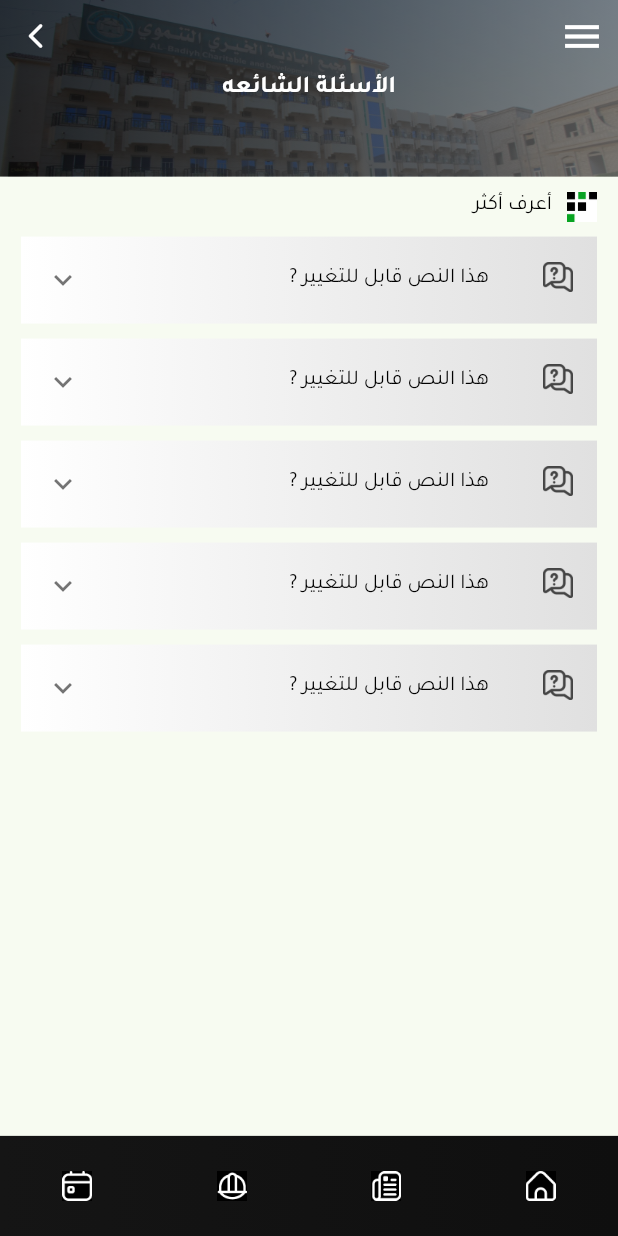
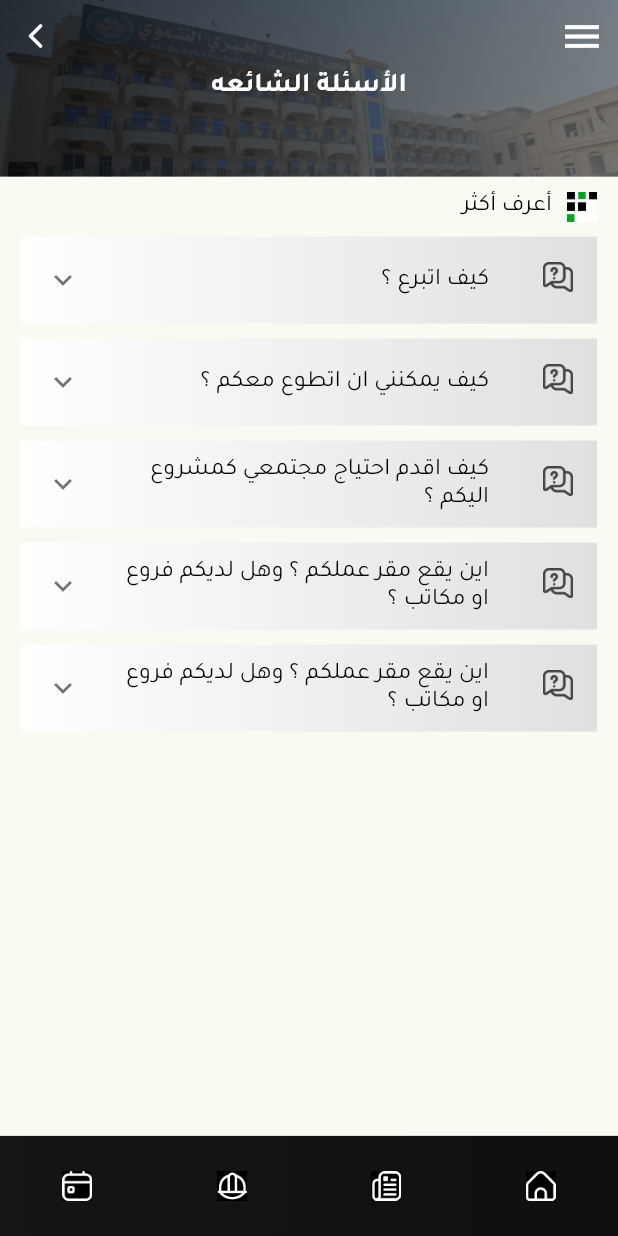
Before and after one commit to Abdulmajeed-98/badyh_cal, a Flutter app: the FaqScreen screen opened by its route, on a phone screen of 412 x 824 dp. Run offline on Flutter 3.47's test engine with Material 3 defaults, Android fonts, the light colour scheme and no system bars; our stand-ins replace another_flutter_splash_screen, dio, get, hijri, jiffy, webview_flutter; network calls fail.

Commit message:
add common quistion

```diff
--- /dev/null
+++ b/lib/core/constants/scaffold_key.dart
@@ -0,0 +1,5 @@
+import 'package:flutter/material.dart';
+
+class ScaffoldKey {
+  static final SK = GlobalKey<ScaffoldState>();
+}
--- a/lib/core/theme/app_theme.dart
+++ b/lib/core/theme/app_theme.dart
@@ -2,15 +2,15 @@ import 'package:flutter/material.dart';
 
 ThemeData appTheme = ThemeData(
   textTheme: TextTheme(
-      titleMedium: TextStyle(color: Colors.black, fontSize: 14),
-      titleSmall: TextStyle(color: Colors.green, fontSize: 12),
+      titleMedium: TextStyle(color: Colors.black, fontSize: 16), // 14 + 2
+      titleSmall: TextStyle(color: Colors.green, fontSize: 14),  // 12 + 2
       titleLarge: TextStyle(
-          color: Colors.black, fontWeight: FontWeight.bold, fontSize: 22),
+          color: Colors.black, fontWeight: FontWeight.bold, fontSize: 24), // 22 + 2
       headlineMedium: TextStyle(
-          color: Colors.white, fontSize: 16, fontWeight: FontWeight.bold),
-      bodyLarge: TextStyle(color: Colors.green, fontSize: 16),
-      bodyMedium: TextStyle(color: Colors.black, fontSize: 12),
-      bodySmall: TextStyle(color: Color(0xFF939393), fontSize: 8)),
+          color: Colors.white, fontSize: 18, fontWeight: FontWeight.bold), // 16 + 2
+      bodyLarge: TextStyle(color: Colors.green, fontSize: 18),  // 16 + 2
+      bodyMedium: TextStyle(color: Colors.black, fontSize: 14), // 12 + 2
+      bodySmall: TextStyle(color: Color(0xFF939393), fontSize: 10)),  // 8 + 2
   fontFamily: 'Tajawal',
   hoverColor: Color(0xFF09A223),
   listTileTheme: ListTileThemeData(
@@ -20,10 +20,9 @@ ThemeData appTheme = ThemeData(
     color: Color(0xFF09A223),
   ),
   expansionTileTheme: ExpansionTileThemeData(
-    iconColor:     Color(0xFF09A223),
-    textColor:     Color(0xFF09A223),
+    iconColor: Color(0xFF09A223),
+    textColor: Color(0xFF09A223),
   ),
-
-  colorSchemeSeed:     Color(0xFF09A223),
+  colorSchemeSeed: Color(0xFF09A223),
   useMaterial3: false,
 );
--- a/lib/core/views/screens/calendar_screen.dart
+++ b/lib/core/views/screens/calendar_screen.dart
@@ -1,3 +1,4 @@
+import 'package:badiyh_calendar/core/constants/scaffold_key.dart';
 import 'package:badiyh_calendar/core/model/bee_calendar.dart';
 import 'package:badiyh_calendar/core/model/months.dart';
 import 'package:badiyh_calendar/core/viewmodels/CalendarDateVM.dart';
@@ -23,7 +24,6 @@ import '../../model/stars.dart';
 class CalendarScreen extends StatelessWidget {
   CalendarScreen({super.key});
 
-  var scaffoldKey = GlobalKey<ScaffoldState>();
   SeasonVM sVM = SeasonVM();
   StarVM staVM = StarVM();
   MonthVM mvm = MonthVM();
@@ -51,7 +51,7 @@ class CalendarScreen extends StatelessWidget {
       child: SafeArea(
         child: Scaffold(
             drawer: AppDrawer(),
-            key: scaffoldKey,
+            key: ScaffoldKey.SK,
             bottomNavigationBar: CusBottomNaviBar(
               imgCal: Image.asset("assets/images/calendarBottomOn.png"),
             ),
@@ -80,7 +80,7 @@ class CalendarScreen extends StatelessWidget {
                                 color: Colors.black,
                               ),
                               onPressed: () =>
-                                  scaffoldKey.currentState!.openDrawer(),
+                                  ScaffoldKey.SK.currentState!.openDrawer(),
                             ),
                             const Text("التقويم",
                                 style: TextStyle(
--- a/lib/core/views/screens/eventsBadyh_screen.dart
+++ b/lib/core/views/screens/eventsBadyh_screen.dart
@@ -1,3 +1,4 @@
+import 'package:badiyh_calendar/core/constants/scaffold_key.dart';
 import 'package:badiyh_calendar/core/model/events_badyh.dart';
 import 'package:badiyh_calendar/core/viewmodels/events_badyh_VM.dart';
 import 'package:badiyh_calendar/core/views/Widget/cust_BoxEvent.dart';
@@ -9,7 +10,6 @@ import 'package:flutter/material.dart';
 
 class EventsBadyhScreen extends StatelessWidget {
   EventsBadyhScreen({super.key});
-  var scaffoldKey = GlobalKey<ScaffoldState>();
   EventsBadyh_VM evm = EventsBadyh_VM();
   List<EventsBadyh> listevent = [];
   @override
@@ -20,7 +20,7 @@ class EventsBadyhScreen extends StatelessWidget {
       child: SafeArea(
         child: Scaffold(
             drawer: AppDrawer(),
-            key: scaffoldKey,
+            key: ScaffoldKey.SK,
             bottomNavigationBar: CusBottomNaviBar(),
             body: Column(
               children: [
@@ -40,7 +40,7 @@ class EventsBadyhScreen extends StatelessWidget {
                         size: 35,
                         color: Colors.white,
                       ),
-                      onPressed: () => scaffoldKey.currentState!.openDrawer(),
+                      onPressed: () => ScaffoldKey.SK.currentState!.openDrawer(),
                     ),
                   )
                 ]),
--- a/lib/core/views/screens/faq_Screen.dart
+++ b/lib/core/views/screens/faq_Screen.dart
@@ -1,14 +1,15 @@
+import 'package:badiyh_calendar/core/constants/scaffold_key.dart';
 import 'package:badiyh_calendar/core/views/widgets/app_drawer.dart';
 import 'package:badiyh_calendar/core/views/widgets/cus_back_button.dart';
 import 'package:badiyh_calendar/core/views/widgets/cus_bottom_navi_bar.dart';
 import 'package:badiyh_calendar/core/views/widgets/cus_drawer_icon.dart';
 import 'package:badiyh_calendar/core/views/widgets/cus_grund_img.dart';
+import 'package:badiyh_calendar/db/common_quistion.dart';
 import 'package:flutter/material.dart';
 
 class FaqScreen extends StatelessWidget {
   FaqScreen({super.key});
-  final scaffoldKey = GlobalKey<ScaffoldState>();
-
+  CommonQuistionDb q = CommonQuistionDb();
   @override
   Widget build(BuildContext context) {
     return SafeArea(
@@ -17,7 +18,7 @@ class FaqScreen extends StatelessWidget {
         child: Scaffold(
             bottomNavigationBar: CusBottomNaviBar(),
             drawer: AppDrawer(),
-            key: scaffoldKey,
+            key: ScaffoldKey.SK,
             body:
                 // Obx(() =>
                 // postsVm.posts.isEmpty?
@@ -75,20 +76,20 @@ class FaqScreen extends StatelessWidget {
                                       ),
                                     ),
                                     childrenPadding: EdgeInsets.all(10),
-                                    title: Text('هذا النص قابل للتغيير ?'),
+                                    title: Text(q.CommonQuistion[index].keys.first),
                                     children: [
                                       Text(
-                                          'asdasdsasasadasdgjhjskfhdfsjdghjgdshffghdgfjdhfgdfsjdgajsfsdsfhsdafdsggfjgsf')
+                                          q.CommonQuistion[index].values.first)
                                     ],
                                   ),
                                 ),
                             separatorBuilder: (context, index) => SizedBox(
                                   height: 10,
                                 ),
-                            itemCount: 5)),
+                            itemCount: q.CommonQuistion.length)),
                   ],
                 ),
-                CusDrawerIcon(onPressed: () => scaffoldKey.currentState!.openDrawer(),),
+                CusDrawerIcon(onPressed: () => ScaffoldKey.SK.currentState!.openDrawer(),),
                 CusBackButton(),
               ],
             )),
--- a/lib/core/views/screens/posts_screens.dart
+++ b/lib/core/views/screens/posts_screens.dart
@@ -1,3 +1,4 @@
+import 'package:badiyh_calendar/core/constants/scaffold_key.dart';
 import 'package:badiyh_calendar/core/models/category.dart';
 import 'package:badiyh_calendar/core/models/post.dart';
 import 'package:badiyh_calendar/core/viewmodels/posts_vm.dart';
@@ -15,7 +16,6 @@ import 'package:get/get.dart';
 class PostsScreens extends StatelessWidget {
   PostsScreens({super.key, required this.category});
   final Category category;
-  final scaffoldKey = GlobalKey<ScaffoldState>();
   final PostsVm postsVm = Get.put(PostsVm());
   RxBool isOn = true.obs;
 
@@ -30,7 +30,7 @@ class PostsScreens extends StatelessWidget {
         child: Scaffold(
           bottomNavigationBar: CusBottomNaviBar(),
           drawer: AppDrawer(),
-          key: scaffoldKey,
+          key: ScaffoldKey.SK,
           body: FutureBuilder(
             future: postsVm.loadPosts(category_id: category.id!), // تحميل البيانات هنا
             builder: (context, snapshot) {
@@ -123,7 +123,7 @@ class PostsScreens extends StatelessWidget {
                           ],
                         ),
                         CusDrawerIcon(onPressed: () =>
-                                scaffoldKey.currentState!.openDrawer(),),
+                                ScaffoldKey.SK.currentState!.openDrawer(),),
                        CusBackButton(),
                       ],
                     ));
--- a/lib/core/views/screens/stars_screen.dart
+++ b/lib/core/views/screens/stars_screen.dart
@@ -1,3 +1,4 @@
+import 'package:badiyh_calendar/core/constants/scaffold_key.dart';
 import 'package:badiyh_calendar/core/model/seasons.dart';
 import 'package:badiyh_calendar/core/model/stars.dart';
 import 'package:badiyh_calendar/core/viewmodels/CalendarDateVM.dart';
@@ -13,7 +14,6 @@ import 'package:jiffy/jiffy.dart';
 
 class StarsScreen extends StatelessWidget {
   StarsScreen({super.key});
-  var scaffoldKey = GlobalKey<ScaffoldState>();
   StarVM starVM = StarVM();
   SeasonVM seasonVM = SeasonVM();
   CalendarDateVM selectedDate = CalendarDateVM();
@@ -28,7 +28,7 @@ class StarsScreen extends StatelessWidget {
       child: SafeArea(
         child: Scaffold(
             drawer: AppDrawer(),
-            key: scaffoldKey,
+            key: ScaffoldKey.SK,
             bottomNavigationBar: CusBottomNaviBar(),
             body: Container(
               height: MediaQuery.of(context).size.height,
@@ -52,7 +52,7 @@ class StarsScreen extends StatelessWidget {
                               color: Colors.black,
                             ),
                             onPressed: () =>
-                                scaffoldKey.currentState!.openDrawer(),
+                                ScaffoldKey.SK.currentState!.openDrawer(),
                           ),
                           const Text("النجوم",
                               style: TextStyle(
--- a/lib/core/views/widgets/cus_bottom_navi_bar.dart
+++ b/lib/core/views/widgets/cus_bottom_navi_bar.dart
@@ -17,7 +17,7 @@ class CusBottomNaviBar extends StatelessWidget {
         mainAxisAlignment: MainAxisAlignment.spaceAround,
         children: [
           IconButton(
-            onPressed: () {},
+            onPressed: () => Navigator.pushReplacementNamed(context, "/home"),
             icon: SizedBox(
               height: 20,
               width: 20,
@@ -29,7 +29,7 @@ class CusBottomNaviBar extends StatelessWidget {
             color: Colors.white,
           ),
           IconButton(
-            onPressed: () {},
+            onPressed: () => Navigator.pushReplacementNamed(context, "/news"),
             icon: SizedBox(
               height: 20,
               width: 20,
--- a/lib/core/views/widgets/cus_drawer_icon.dart
+++ b/lib/core/views/widgets/cus_drawer_icon.dart
@@ -12,7 +12,7 @@ class CusDrawerIcon extends StatelessWidget {
           color: Colors.white,
           size: 30,
         ),
-        onPressed: () {},
+        onPressed: onPressed,
       ),
     );
   }
--- a/lib/core/views/widgets/cus_stack.dart
+++ b/lib/core/views/widgets/cus_stack.dart
@@ -38,7 +38,7 @@ class CusStack extends StatelessWidget {
             ),
           ),
           Positioned(
-            bottom: -5,
+            bottom: -10,
             child: Container(
               decoration: BoxDecoration(
                 borderRadius: BorderRadius.circular(1.25),
--- /dev/null
+++ b/lib/db/common_quistion.dart
@@ -0,0 +1,33 @@
+class CommonQuistionDb {
+  List<Map> CommonQuistion = [
+    {
+      "كيف اتبرع ؟": """يمكنك التبرع عبر احد الوسائل التالية :
+التبرع المباشر اونلاين والمشاركة في الحملات ودعمها عبر الرابط التالي :
+https://badyhh.ensany.com/
+او التواصل مع الدعم المباشر على الواتس اب ليتم ارشادكم إلى افضل وسيلة تبرع تناسبكم على الواتس التالي :
+https://wa.me/967711797771
+https://wa.me/967772204777"""
+    },
+    {
+      "كيف يمكنني ان اتطوع معكم ؟":
+          """يمكنك الانضمام إلى فريق التطوع بالمؤسسة من خلال تعبئة النموذج المخصص لذلك ويمكنكم الوصول إليه عبر الخطوات التالية :
+اذهب إلى تبويب اتصل بنا ثم نافذة النماذج والاستمارات ثم اختر استمارة تسجيل متطوع وقم بتعبئة وارسال النموذج ليتم التواصل معكم لاحقاً واشعاركم بنتيجة طلبكم .
+او عبر الرابط المباشر التالي :
+https://badyh.org/blog/forms/volunteering/"""
+    },
+    {
+      "كيف اقدم احتياج مجتمعي كمشروع اليكم ؟":
+          """يمكن تقديم مقترحات المشاريع بحسب نوع الاحتياج المجتمعي وفق النماذج والاستمارات المخصصة لذلك والتي يمكن الوصول اليها بالذهاب إلى قائمة اتصل بنا ثم نافذة النماذج والاستمارات ثم اختر النموذج المناسب وقم بتعبئته وارساله الينا
+او يمكنك الوصول إلى النماذج عبر الرابط المباشر التالي :
+https://badyh.org/forms/"""
+    },
+    {
+      "اين يقع مقر عملكم ؟ وهل لديكم فروع او مكاتب ؟":
+          """يقع مقرنا الرئيسي بمدينة القطن وسط وادي حضرموت ، ولا يوجد للمؤسسة سوى فرع واحد لها بمديرية وادي عمد وتنتهج المؤسسة سياسة الشراكات مع المنظمات المحلية في تنفيذ برامجها ومشاريعها في كافة ارجاء الوطن""",
+    },
+    {
+      "اين يقع مقر عملكم ؟ وهل لديكم فروع او مكاتب ؟":
+          """يقع مقرنا الرئيسي بمدينة القطن وسط وادي حضرموت ، ولا يوجد للمؤسسة سوى فرع واحد لها بمديرية وادي عمد وتنتهج المؤسسة سياسة الشراكات مع المنظمات المحلية في تنفيذ برامجها ومشاريعها في كافة ارجاء الوطن""",
+    }
+  ];
+}
--- a/pubspec.yaml
+++ b/pubspec.yaml
@@ -42,6 +42,7 @@ dependencies:
   jiffy: ^6.3.1
   webview_flutter: ^4.9.0
   another_flutter_splash_screen: ^1.2.1
+  shimmer: ^3.0.0
 
 dev_dependencies:
   flutter_test:
```
Also changed, not shown: lib/core/viewmodels/contact_v_m.dart (added, +26 -0 lines), lib/core/views/screens/about_us_screen.dart (+10 -5 lines), lib/core/views/screens/bee_calendar_screen.dart (+3 -4 lines), lib/core/views/screens/contact.dart (+12 -4 lines), lib/core/views/screens/home_screen.dart (+9 -9 lines), pubspec.lock.
